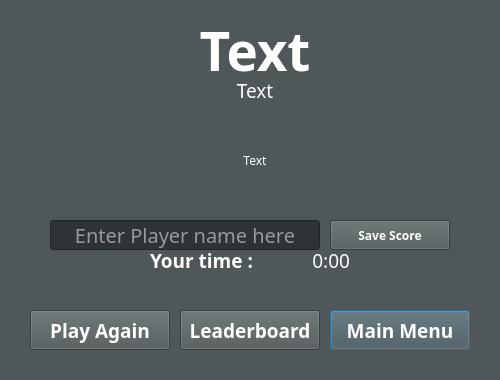
Above: Zork_Qt_project/gameover.ui from willoleary6/ZorkProject before the change. Below: the same form after it.
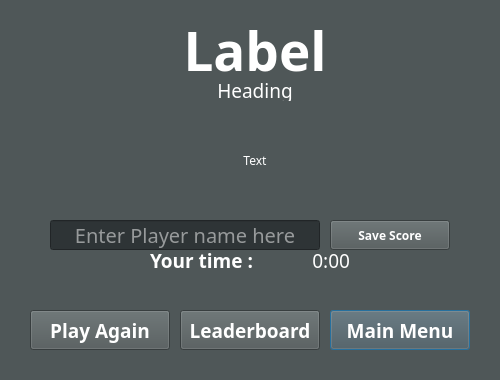
That is the form after the change. Icons and pictures are not drawn.

Patch:
```diff
--- a/Zork_Qt_project/gameover.ui
+++ b/Zork_Qt_project/gameover.ui
@@ -10,6 +10,24 @@
     <height>380</height>
    </rect>
   </property>
+  <property name="sizePolicy">
+   <sizepolicy hsizetype="Preferred" vsizetype="Preferred">
+    <horstretch>0</horstretch>
+    <verstretch>0</verstretch>
+   </sizepolicy>
+  </property>
+  <property name="minimumSize">
+   <size>
+    <width>500</width>
+    <height>380</height>
+   </size>
+  </property>
+  <property name="maximumSize">
+   <size>
+    <width>500</width>
+    <height>380</height>
+   </size>
+  </property>
   <property name="font">
    <font>
     <family>Montserrat</family>
@@ -92,10 +110,10 @@
   <widget class="QLabel" name="winLoseLabel">
    <property name="geometry">
     <rect>
-     <x>80</x>
+     <x>120</x>
      <y>10</y>
-     <width>350</width>
-     <height>81</height>
+     <width>270</width>
+     <height>80</height>
     </rect>
    </property>
    <property name="font">
@@ -107,7 +125,7 @@
     </font>
    </property>
    <property name="text">
-    <string>Text</string>
+    <string>Label</string>
    </property>
    <property name="alignment">
     <set>Qt::AlignCenter</set>
@@ -116,9 +134,9 @@
   <widget class="QLabel" name="winLoseHeading">
    <property name="geometry">
     <rect>
-     <x>80</x>
+     <x>100</x>
      <y>80</y>
-     <width>350</width>
+     <width>310</width>
      <height>21</height>
     </rect>
    </property>
@@ -131,7 +149,7 @@
     </font>
    </property>
    <property name="text">
-    <string>Text</string>
+    <string>Heading</string>
    </property>
    <property name="alignment">
     <set>Qt::AlignCenter</set>
```
Left out of the diff: 34 changed lines with no effect on the pictures.
